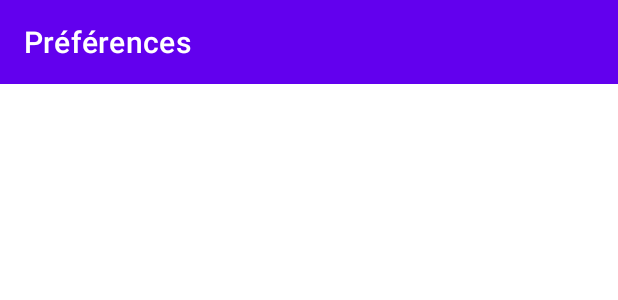
After one commit to eamosse/handymen_advanced, an Android app: the layout fragment_preferences.xml on its own in the app's theme, with its tools: preview values and no code run, on a phone screen of 412 x 824 dp. The commit adds this screen. Shown: the top 300 px of the screen. Run offline under Robolectric (Android 15) with nearby library versions, the phone set to English and light mode, and no system bars.

Commit message:
wip: Adding PreferencesFragment

```diff
--- /dev/null
+++ b/app/src/main/res/layout/fragment_preferences.xml
@@ -0,0 +1,23 @@
+<?xml version="1.0" encoding="utf-8"?>
+<LinearLayout xmlns:android="http://schemas.android.com/apk/res/android"
+    xmlns:app="http://schemas.android.com/apk/res-auto"
+    android:orientation="vertical"
+    android:layout_width="match_parent"
+    android:layout_height="match_parent">
+
+    <!-- Toolbar personnalisée pour le fragment de préférences -->
+    <androidx.appcompat.widget.Toolbar
+        android:id="@+id/preferences_toolbar"
+        android:layout_width="match_parent"
+        android:layout_height="?attr/actionBarSize"
+        app:title="Préférences"
+        android:background="?attr/colorPrimary"
+        app:titleTextColor="@android:color/white" />
+
+    <!-- Conteneur pour les préférences -->
+    <FrameLayout
+        android:id="@+id/preferences_container"
+        android:layout_width="match_parent"
+        android:layout_height="match_parent" />
+
+</LinearLayout>
--- a/app/src/main/res/menu/bottom_nav_menu.xml
+++ b/app/src/main/res/menu/bottom_nav_menu.xml
@@ -16,4 +16,9 @@
         android:icon="@drawable/ic_notifications_black_24dp"
         android:title="@string/title_favorites" />
 
+    <item
+        android:id="@+id/navigation_settings"
+        android:icon="@drawable/ic_settings_black_24dp"
+        android:title="@string/title_favorites" />
+
 </menu>
```
Also changed, not shown: app/src/main/java/com/vama/android/handymen/MainActivity.kt (+26 -0 lines), app/src/main/java/com/vama/android/handymen/ui/preferences/PreferencesFragment.kt (added, +69 -0 lines), app/src/main/res/drawable/ic_settings_black_24dp.xml (added, +13 -0 lines), app/src/main/res/menu/menu_mode.xml (added, +9 -0 lines).
